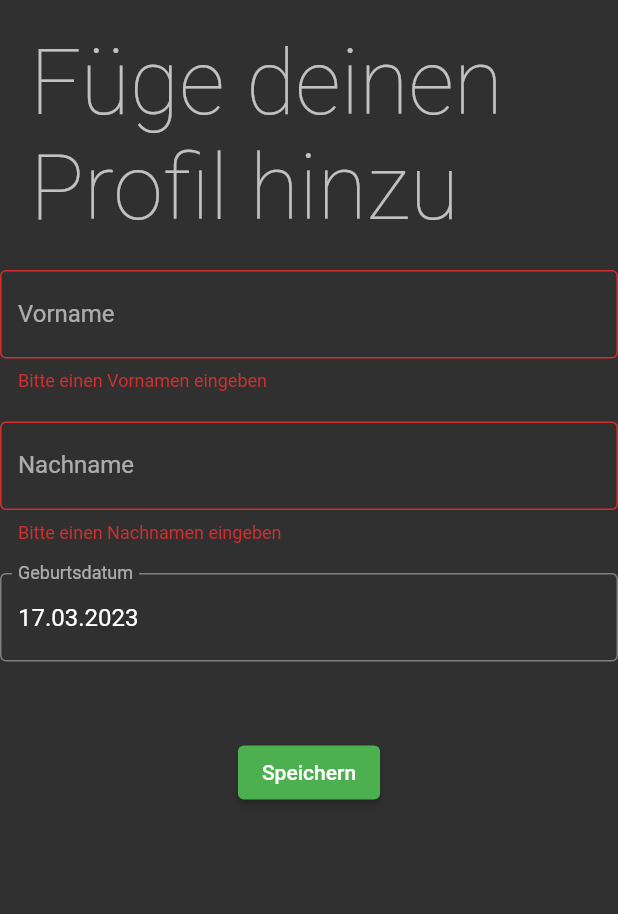
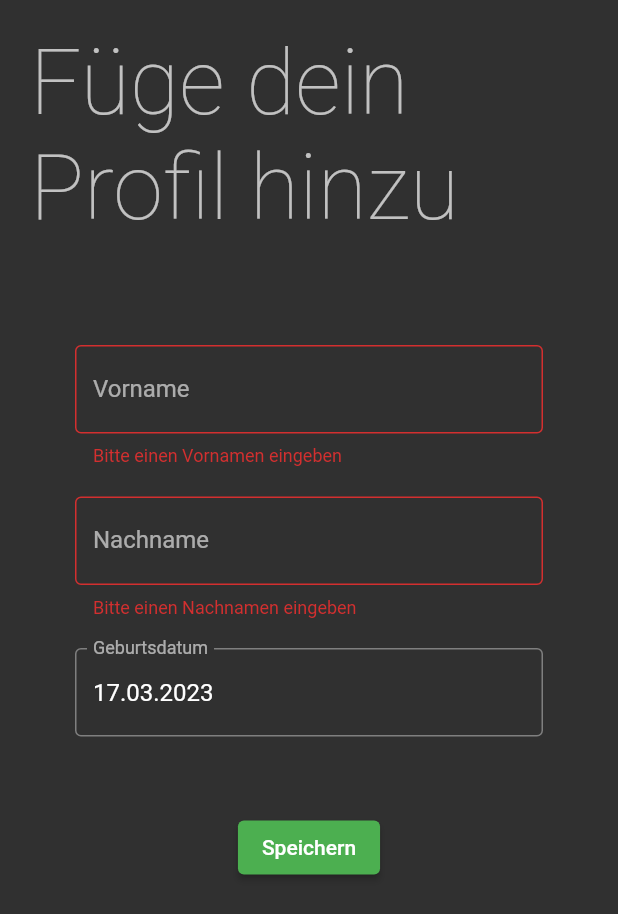
Before and after one commit to floodoo/gun_club, a Flutter app: the AddProfilePage screen opened by its route, after a tap on "Speichern", on a phone screen of 412 x 824 dp. Shown: the top 914 px of the screen. Run offline on Flutter 3.47's test engine with Material 2 defaults, Android fonts, the phone set to English and light mode, and no system bars; our stand-ins replace device_info_plus, flutter_riverpod, freezed_annotation, go_router, riverpod_annotation, supabase_flutter; accounts and stored records are empty; generated files the repository leaves out were written again.

Commit message:
fix register

```diff
--- a/lib/src/features/account/presentation/add_profile.page.dart
+++ b/lib/src/features/account/presentation/add_profile.page.dart
@@ -1,5 +1,8 @@
+import 'dart:developer';
+
 import 'package:flutter/material.dart';
 import 'package:flutter_riverpod/flutter_riverpod.dart';
+import 'package:go_router/go_router.dart';
 import 'package:gun_club/src/core/extensions/date.extension.dart';
 import 'package:gun_club/src/core/user/controller/user.controller.dart';
 import 'package:gun_club/src/features/account/presentation/login.controller.dart';
@@ -21,19 +24,21 @@ class _AddProfilePageState extends ConsumerState<AddProfilePage> {
   @override
   Widget build(BuildContext context) {
     return Scaffold(
-      body: Center(
+      body: SingleChildScrollView(
         child: Column(
           children: [
             Padding(
               padding: const EdgeInsets.all(20.0),
               child: Text(
-                "Füge deinen Profil hinzu",
+                "Füge dein Profil hinzu",
                 style: Theme.of(context).textTheme.displayLarge?.copyWith(fontSize: 60),
               ),
             ),
             ref.watch(userControllerProvider).when(
                   data: (profile) {
-                    return Form(
+                    return Padding(
+                      padding: const EdgeInsets.all(50.0),
+                      child: Form(
                         key: formKey,
                         child: Column(
                           children: [
@@ -87,16 +92,34 @@ class _AddProfilePageState extends ConsumerState<AddProfilePage> {
                             ElevatedButton(
                               onPressed: () async {
                                 if (formKey.currentState?.validate() ?? false) {
+                                  final goRouter = GoRouter.of(context);
+                                  final scaffoldMessenger = ScaffoldMessenger.of(context);
+                                  try {
                                     await ref.read(loginControllerProvider.notifier).updateUserProfile(
                                           firstName: firstNameController.text,
                                           lastName: lastNameController.text,
                                           dateOfBirth: dateOfBirth,
                                         );
+                                    scaffoldMessenger.showSnackBar(
+                                      const SnackBar(
+                                        content: Text("Dein Profil wurde erfolgreich hinzugefügt"),
+                                      ),
+                                    );
+                                    goRouter.go("/");
+                                  } catch (e) {
+                                    scaffoldMessenger.showSnackBar(
+                                      const SnackBar(
+                                        content: Text("Es ist ein Fehler aufgetreten"),
+                                      ),
+                                    );
+                                    log(e.toString());
+                                  }
                                 }
                               },
                               child: const Text("Speichern"),
                             ),
                           ],
+                        ),
                       ),
                     );
                   },
```
Lines whose indentation alone changed are shown as unchanged.
